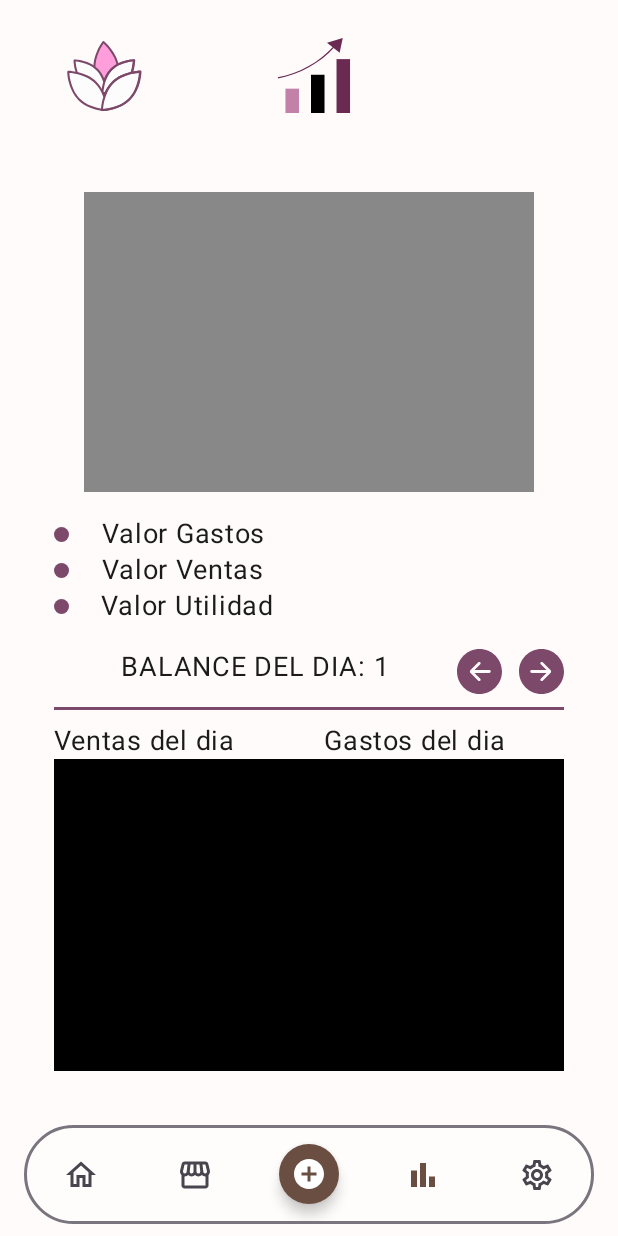
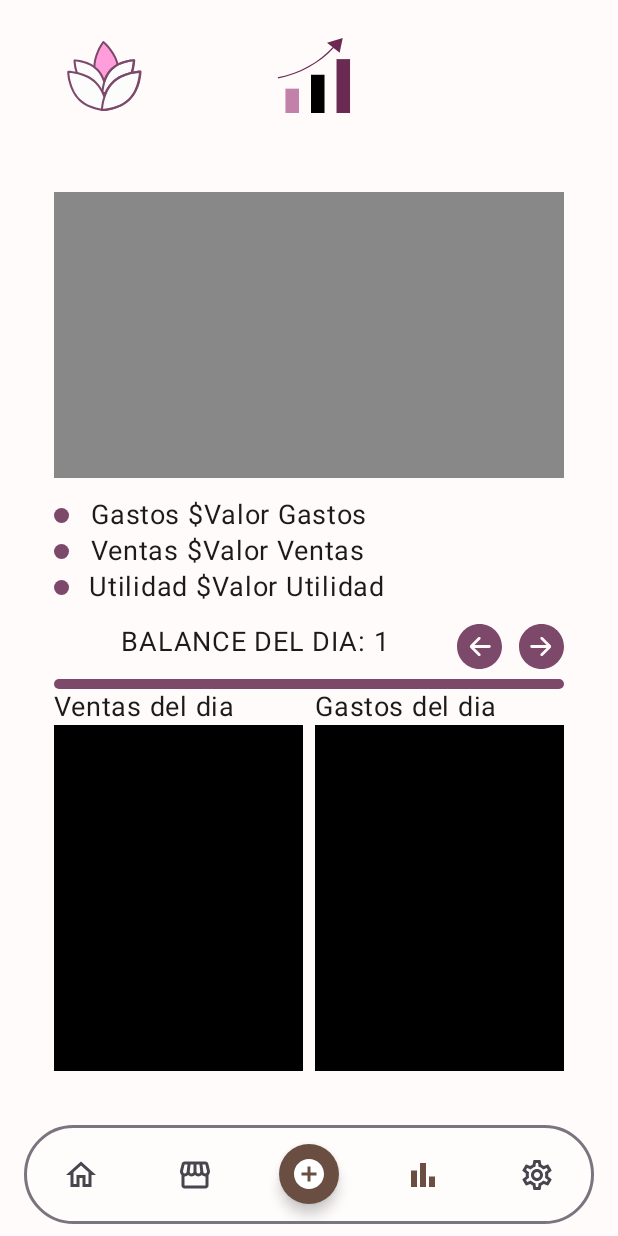
Before and after one commit to adrencina/YoShop, an Android app built with Jetpack Compose: the BalanceScreen screen opened through its navigation route, on a phone screen of 412 x 824 dp. Run offline under Robolectric (Android 15) with nearby library versions, the phone set to English and light mode, and no system bars; our stand-ins replace Dagger/Hilt's generated code, Firebase (no records; nobody signed in at launch, a user with empty details on screens opened directly).

Commit message:
diseño balance terminado

```diff
--- a/app/src/main/java/com/example/claraterra/ui/screen/balance/BalanceScreen.kt
+++ b/app/src/main/java/com/example/claraterra/ui/screen/balance/BalanceScreen.kt
@@ -83,13 +83,13 @@ fun BalanceScreen(
             ) {
                 Box(
                     modifier = Modifier
-                        .width(300.dp)
-                        .height(200.dp)
+                        .fillMaxWidth()
+                        .weight(3f)
                         .background(Color.Gray)
                         .align(Alignment.CenterHorizontally)
                 )
 
-                Spacer(modifier = Modifier.weight(1f))
+                Spacer(modifier = Modifier.weight(0.2f))
 
                 Row {
                     Box(
@@ -101,6 +101,11 @@ fun BalanceScreen(
                     )
 
                     Spacer(modifier = Modifier.weight(1f))
+
+                    Text(
+                        text = "Gastos $",
+                        fontSize = 18.sp
+                    )
 
                     Text(
                         text = textLosses.value,
@@ -123,6 +128,11 @@ fun BalanceScreen(
                     Spacer(modifier = Modifier.weight(1f))
 
                     Text(
+                        text = "Ventas $",
+                        fontSize = 18.sp
+                    )
+
+                    Text(
                         text = textSales.value,
                         fontSize = 18.sp
                     )
@@ -142,6 +152,12 @@ fun BalanceScreen(
 
                     Spacer(modifier = Modifier.weight(1f))
 
+
+                    Text(
+                        text = "Utilidad $",
+                        fontSize = 18.sp
+                    )
+
                     Text(
                         text = textProfit.value,
                         fontSize = 18.sp
@@ -150,7 +166,7 @@ fun BalanceScreen(
                     Spacer(modifier = Modifier.weight(9f))
 
                 }
-                Spacer(modifier = Modifier.weight(1f))
+                Spacer(modifier = Modifier.weight(0.2f))
 
                 Row {
                     Spacer(modifier = Modifier.weight(2f))
@@ -185,21 +201,25 @@ fun BalanceScreen(
                     )
                 }
 
-                Spacer(modifier = Modifier.weight(0.5f))
+                Spacer(modifier = Modifier.weight(0.1f))
 
                 Box(
                     modifier = Modifier
                         .fillMaxWidth()
                         .weight(0.1f)
+                        .clip(RoundedCornerShape(10.dp))
                         .background(color = Color(0xFF7D496A))
                 )
 
-                Spacer(modifier = Modifier.weight(0.5f))
 
-                Row {
-                    Spacer(modifier = Modifier.weight(0.5f))
+                Row (modifier = Modifier
+                    .fillMaxWidth()
+                    .weight(4f)){
 
-                    Column {
+                    Column(modifier = Modifier
+                        .fillMaxHeight()
+                        .weight(1f)){
+
                         Text(
                             text = salesDay,
                             fontSize = 18.sp
@@ -207,25 +227,26 @@ fun BalanceScreen(
 
                         LazyColumn(
                             modifier = Modifier
-                                .fillMaxHeight(0.8f)
-                                .width(180.dp)
+                                .fillMaxWidth(1f)
+                                .fillMaxHeight(1f)
                                 .background(color = Color.Black)
                         ) {
 
                         }
                     }
+                    Spacer(modifier = Modifier.weight(0.05f))
 
-                    Spacer(modifier = Modifier.weight(1f))
-
-                    Column {
+                    Column (modifier = Modifier
+                        .fillMaxHeight()
+                        .weight(1f)){
                         Text(
                             text = lossesDay,
                             fontSize = 18.sp
                         )
                         LazyColumn(
                             modifier = Modifier
-                                .fillMaxHeight(0.8f)
-                                .width(180.dp)
+                                .fillMaxWidth(1f)
+                                .fillMaxHeight(1f)
                                 .background(color = Color.Black)
                         ) {
 
```
